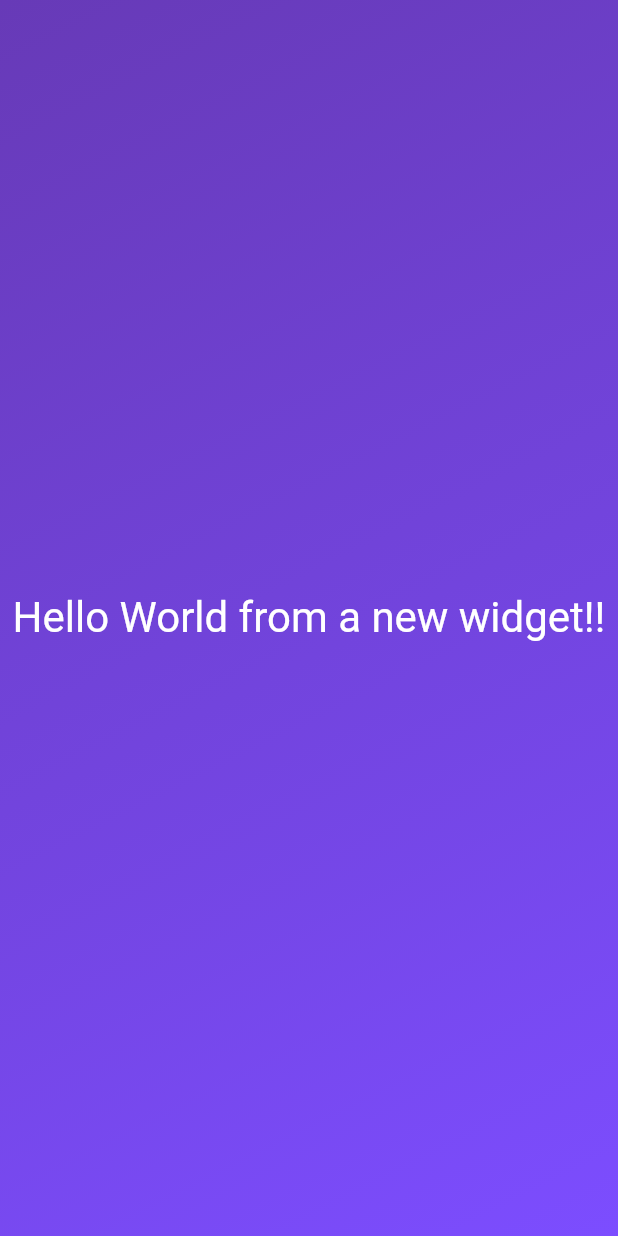
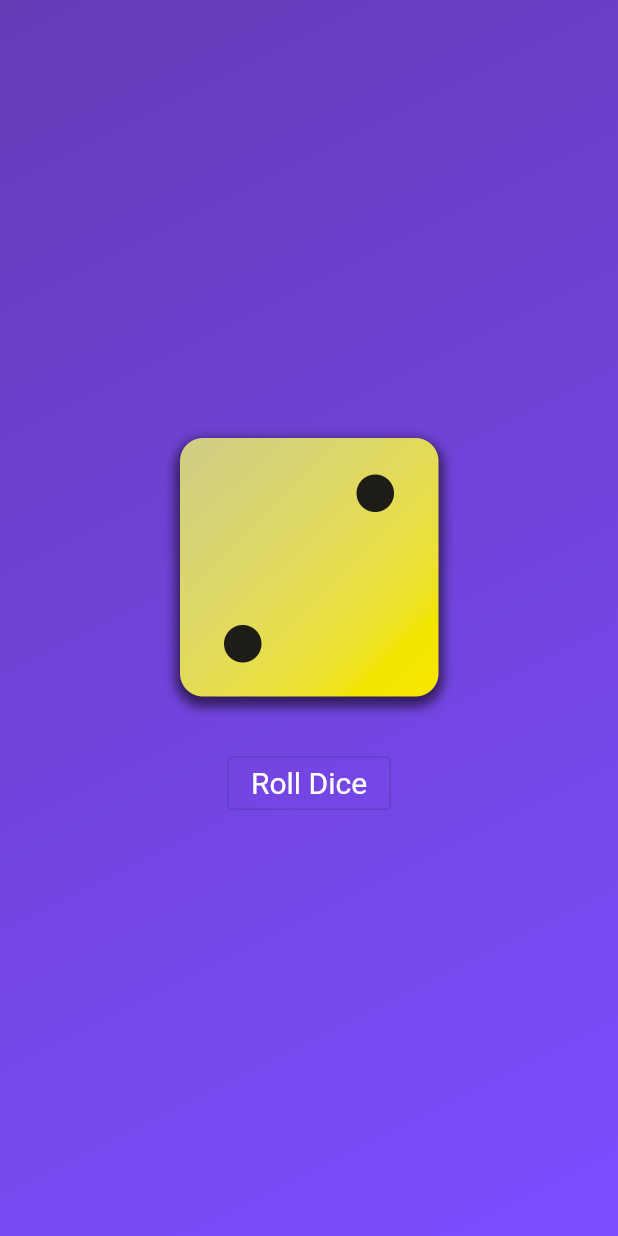
Before and after one commit to Faisal0385/flutter-projects, a Flutter app: the screen it shows after launch, on a phone screen of 412 x 824 dp. Run offline on Flutter 3.47's test engine with Material 2 defaults, Android fonts, the phone set to English and light mode, and no system bars.

Commit message:
dice roll done

```diff
--- /dev/null
+++ b/lib/dice_roller.dart
@@ -0,0 +1,41 @@
+import 'dart:math';
+import 'package:flutter/material.dart';
+
+final randomizer = Random();
+
+class DiceRoller extends StatefulWidget {
+  const DiceRoller({Key? key}) : super(key: key);
+
+  @override
+  State<DiceRoller> createState() => _DiceRollerState();
+}
+
+class _DiceRollerState extends State<DiceRoller> {
+  var diceNum = 2;
+
+  void rollDice() {
+    setState(() => diceNum = randomizer.nextInt(6) + 1
+    );
+  }
+
+  @override
+  Widget build(BuildContext context) {
+    return Column(
+      mainAxisSize: MainAxisSize.min,
+      children: [
+        Image.asset(
+          "assets/images/dice-$diceNum.png",
+          width: 200,
+        ),
+        const SizedBox(height: 20),
+        OutlinedButton(
+          onPressed: rollDice,
+          style: TextButton.styleFrom(
+              foregroundColor: Colors.white,
+              textStyle: const TextStyle(fontSize: 20)),
+          child: const Text("Roll Dice"),
+        ),
+      ],
+    );
+  }
+}
--- a/lib/main.dart
+++ b/lib/main.dart
@@ -3,9 +3,9 @@ import 'package:flutter/material.dart';
 
 void main() {
   runApp(
-    const MaterialApp(
+    MaterialApp(
       home: Scaffold(
-        body: MyWidget(),
+        body: MyWidget(Colors.deepPurple, Colors.deepPurpleAccent),
       ),
     ),
   );
--- a/lib/my_widget.dart
+++ b/lib/my_widget.dart
@@ -1,24 +1,27 @@
-import 'package:basic_flutter/style_text.dart';
+import 'package:basic_flutter/dice_roller.dart';
 import 'package:flutter/material.dart';
 
-var startAlignment = Alignment.topLeft;
-var endAlignment = Alignment.bottomRight;
+const startAlignment = Alignment.topLeft;
+const endAlignment = Alignment.bottomRight;
 
 class MyWidget extends StatelessWidget {
-  const MyWidget({super.key});
+  const MyWidget(this.color1, this.color2, {super.key});
+
+  final Color color1;
+  final Color color2;
 
   @override
   Widget build(BuildContext context) {
     return Container(
       decoration: BoxDecoration(
         gradient: LinearGradient(
-          colors: const [Colors.deepPurple, Colors.deepPurpleAccent],
+          colors: [color1, color2],
           begin: startAlignment,
           end: endAlignment,
         ),
       ),
       child: const Center(
-        child: StyleText()
+        child: DiceRoller(),
       ),
     );
   }
--- a/lib/style_text.dart
+++ b/lib/style_text.dart
@@ -1,13 +1,15 @@
 import 'package:flutter/material.dart';
 
-class StyleText extends StatelessWidget{
-  const StyleText({super.key});
+
+class StyleText extends StatelessWidget {
+  const StyleText(this.textValue, {super.key});
+  final String textValue;
 
   @override
-  Widget build(context){
-    return const Text(
-      'Hello World from a new widget!!',
-      style: TextStyle(color: Colors.white, fontSize: 28),
+  Widget build(context) {
+    return Text(
+      textValue,
+      style: const TextStyle(color: Colors.white, fontSize: 28),
     );
   }
 }
```
Also changed, not shown: pubspec.yaml (+4 -3 lines), assets/images/dice-1.png (added), assets/images/dice-2.png (added), assets/images/dice-3.png (added), assets/images/dice-4.png (added), assets/images/dice-5.png (added), assets/images/dice-6.png (added).
